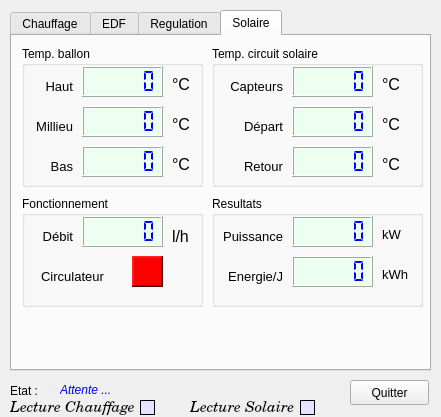
Before: the Qt Designer form HDMI_Chauffage.ui in pchirouze/PyQt4ChauffageWipyHMI, drawn with Qt 5.
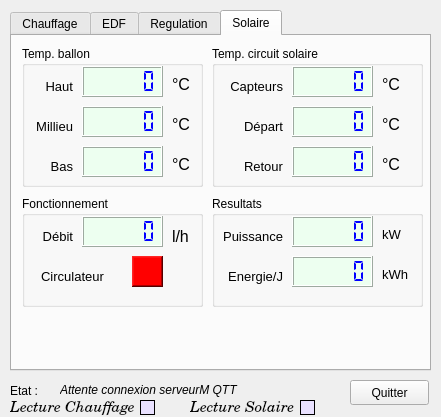
After: the same form once the commit is applied. The open tabs and pages were chosen to show the change.

Commit message: Passage en Qt5

```diff
--- a/HDMI_Chauffage.ui
+++ b/HDMI_Chauffage.ui
@@ -2015,7 +2015,7 @@
     <enum>QFrame::NoFrame</enum>
    </property>
    <property name="text">
-    <string>&lt;html&gt;&lt;head/&gt;&lt;body&gt;&lt;p&gt;&lt;span style=&quot; color:#0000ff;&quot;&gt;Attente ...&lt;/span&gt;&lt;/p&gt;&lt;/body&gt;&lt;/html&gt;</string>
+    <string>&lt;html&gt;&lt;head/&gt;&lt;body&gt;&lt;p&gt;Attente connexion serveurM QTT&lt;/p&gt;&lt;/body&gt;&lt;/html&gt;</string>
    </property>
    <property name="textFormat">
     <enum>Qt::AutoText</enum>
```
Left out of the diff: 95 changed lines with no effect on the pictures. The commit also changes 2 other files.
